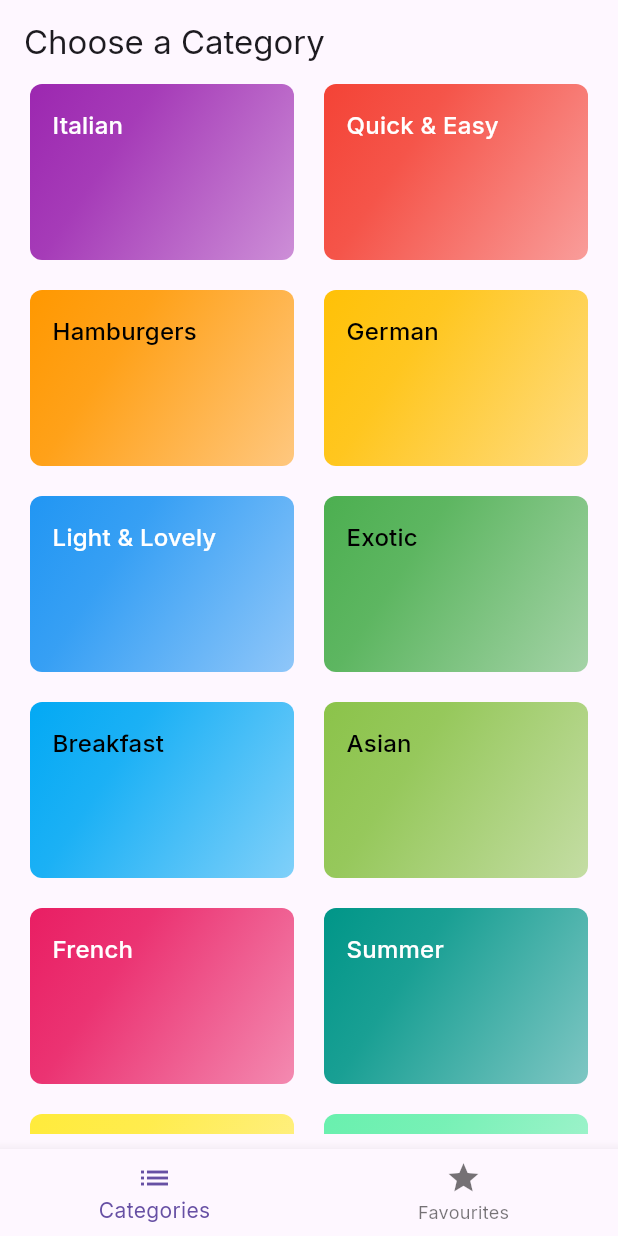
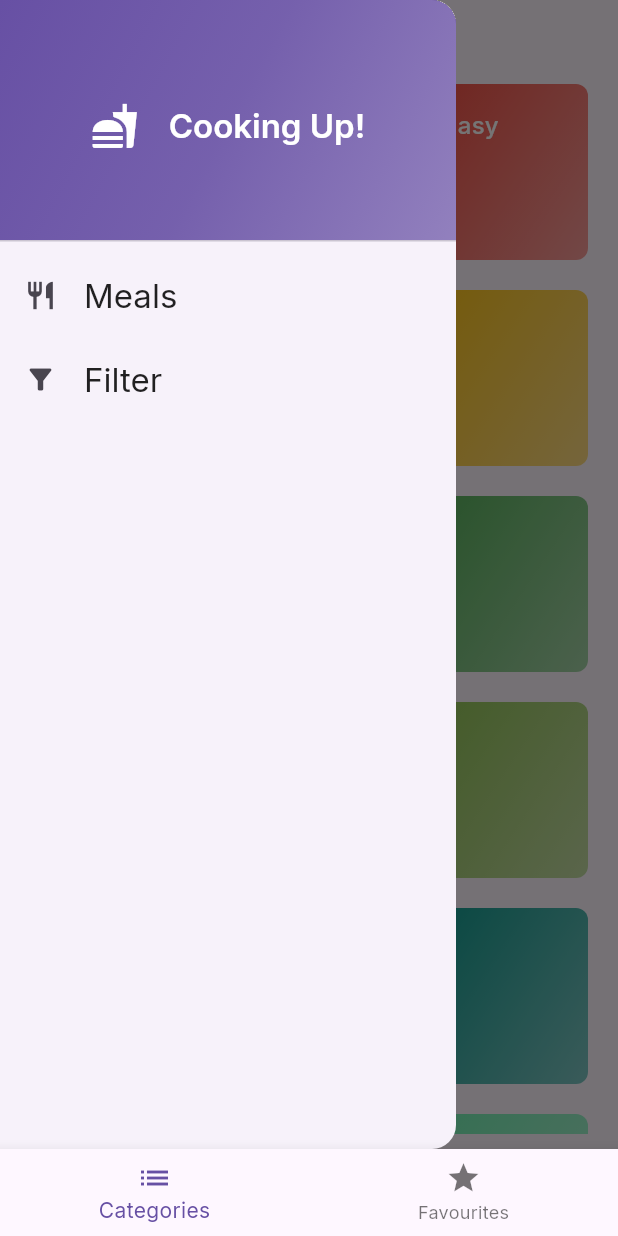
Before and after one commit to InfantAjayVenus/meals_app, a Flutter app: the screen it shows after launch, with the side drawer open (before the commit the screen has no drawer), on a phone screen of 412 x 824 dp. Run offline on Flutter 3.47's test engine with Material 2 defaults, Android fonts, the phone set to English and light mode, and no system bars; our stand-ins replace google_fonts, transparent_image.

Commit message:
[side_drawer] feat: add side drawer and navigation

```diff
--- /dev/null
+++ b/lib/enum/screen_names.dart
@@ -0,0 +1,4 @@
+enum ScreenNames {
+  meals,
+  filters,
+}
--- a/lib/screens/categories.dart
+++ b/lib/screens/categories.dart
@@ -1,9 +1,12 @@
 import 'package:flutter/material.dart';
 import 'package:meals_app/data/meals_data.dart';
+import 'package:meals_app/enum/screen_names.dart';
 import 'package:meals_app/models/category.dart';
+import 'package:meals_app/screens/filters.dart';
 import 'package:meals_app/screens/meals.dart';
 import 'package:meals_app/widgets/category_item.dart';
 import 'package:meals_app/data/categories_data.dart';
+import 'package:meals_app/widgets/side_drawer.dart';
 
 class CategoriesScreen extends StatelessWidget {
   const CategoriesScreen({
@@ -11,6 +14,20 @@ class CategoriesScreen extends StatelessWidget {
     required this.toggleFavourite,
   }) : super(key: key);
   final Function toggleFavourite;
+
+  _setScreen(BuildContext context, ScreenNames activeScreen) {
+    switch (activeScreen) {
+      case ScreenNames.meals:
+        Navigator.of(context).pop();
+      case ScreenNames.filters:
+        Navigator.of(context).pop();
+        Navigator.of(context).push(MaterialPageRoute(builder: (context) {
+          return const FiltersScreen();
+        }));
+      default:
+        Navigator.of(context).pop();
+    }
+  }
 
   _selectCategory(BuildContext context, Category selectedCategory) {
     Navigator.of(context).push(
@@ -37,6 +54,7 @@ class CategoriesScreen extends StatelessWidget {
       appBar: AppBar(
         title: const Text('Choose a Category'),
       ),
+      drawer: SideDrawer(setScreen: _setScreen),
       body: Padding(
         padding: const EdgeInsets.only(left: 20, right: 20, bottom: 10),
         child: GridView(
--- /dev/null
+++ b/lib/screens/filters.dart
@@ -0,0 +1,14 @@
+import 'package:flutter/material.dart';
+
+class FiltersScreen extends StatelessWidget {
+  const FiltersScreen({super.key});
+
+  @override
+  Widget build(BuildContext context) {
+    return Scaffold(
+      appBar: AppBar(
+        title: const Text('Filters'),
+      ),
+    );
+  }
+}
--- /dev/null
+++ b/lib/widgets/side_drawer.dart
@@ -0,0 +1,77 @@
+import 'package:flutter/material.dart';
+import 'package:meals_app/enum/screen_names.dart';
+
+class SideDrawer extends StatelessWidget {
+  const SideDrawer({
+    super.key,
+    required this.setScreen,
+  });
+
+  final Function setScreen;
+
+  @override
+  Widget build(BuildContext context) {
+    return Drawer(
+      child: Column(
+        children: [
+          DrawerHeader(
+            decoration: BoxDecoration(
+                gradient: LinearGradient(
+              colors: [
+                Theme.of(context).colorScheme.primary,
+                Theme.of(context).colorScheme.primary.withOpacity(0.9),
+                Theme.of(context).colorScheme.primary.withOpacity(0.7),
+              ],
+              begin: Alignment.topLeft,
+              end: Alignment.bottomRight,
+            )),
+            child: Row(
+              mainAxisAlignment: MainAxisAlignment.center,
+              children: [
+                Icon(
+                  Icons.fastfood,
+                  size: Theme.of(context).textTheme.headlineLarge?.fontSize,
+                  color: Theme.of(context).colorScheme.onPrimary,
+                ),
+                const SizedBox(width: 20),
+                Text(
+                  'Cooking Up!',
+                  style: Theme.of(context).textTheme.titleLarge?.copyWith(
+                        color: Theme.of(context).colorScheme.onPrimary,
+                        fontWeight: FontWeight.w600,
+                      ),
+                ),
+              ],
+            ),
+          ),
+          ListTile(
+            leading: Icon(
+              Icons.restaurant,
+              size: Theme.of(context).textTheme.titleLarge?.fontSize,
+            ),
+            title: Text(
+              'Meals',
+              style: Theme.of(context).textTheme.titleLarge,
+            ),
+            onTap: () {
+              setScreen(context, ScreenNames.meals);
+            },
+          ),
+          ListTile(
+            leading: Icon(
+              Icons.filter_alt,
+              size: Theme.of(context).textTheme.titleLarge?.fontSize,
+            ),
+            title: Text(
+              'Filter',
+              style: Theme.of(context).textTheme.titleLarge,
+            ),
+            onTap: () {
+              setScreen(context, ScreenNames.filters);
+            },
+          ),
+        ],
+      ),
+    );
+  }
+}
```
